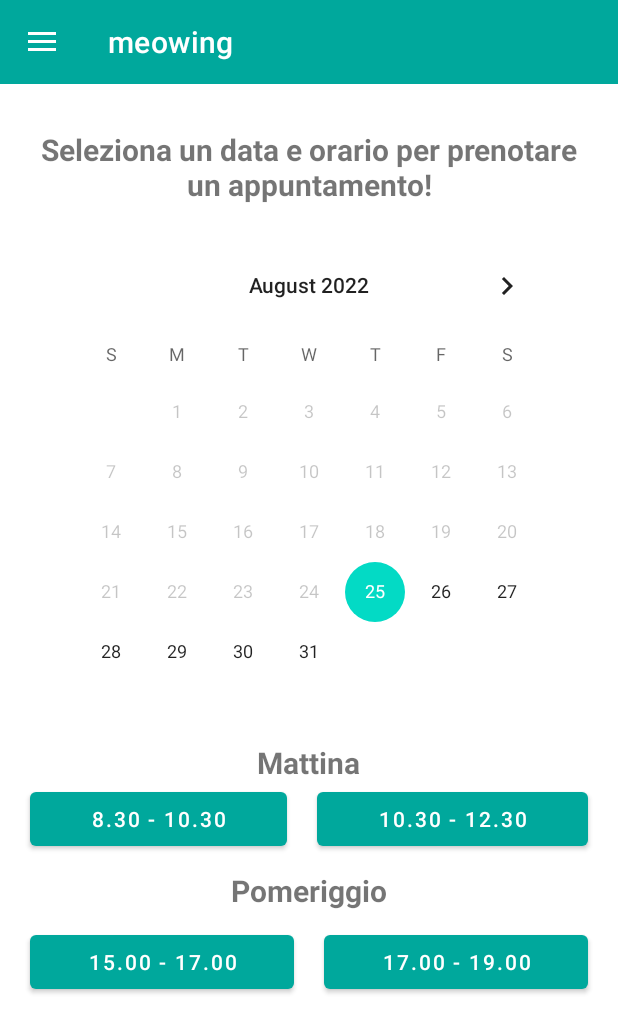
After one commit to aleferrara/meowing, an Android app: the fragment PrenFragment placed in its activity, on a phone screen of 412 x 824 dp. The commit adds this screen. Shown: the top 1033 px of the screen. Run offline under Robolectric (Android 15) with nearby library versions, the phone set to English and light mode, and no system bars; our stand-ins replace Firebase (no records; nobody signed in at launch, a user with empty details on screens opened directly).

Commit message:
meowing app with reservation function

```diff
--- a/app/src/main/java/com/example/meowing/MainActivity.java
+++ b/app/src/main/java/com/example/meowing/MainActivity.java
@@ -98,8 +98,8 @@ public class MainActivity extends AppCompatActivity {
             case R.id.nav_list:
                 fragmentClass = UserListFragment.class;
                 break;
-            case R.id.nav_third_fragment:
-                fragmentClass = ThirdFragment.class;
+            case R.id.nav_pren:
+                fragmentClass = PrenFragment.class;
                 break;
             case R.id.nav_logout:
                 FirebaseAuth.getInstance().signOut();
--- /dev/null
+++ b/app/src/main/java/com/example/meowing/PrenFragment.java
@@ -0,0 +1,107 @@
+package com.example.meowing;
+
+import android.os.Bundle;
+
+import androidx.annotation.NonNull;
+import androidx.fragment.app.Fragment;
+
+import android.util.Log;
+import android.view.LayoutInflater;
+import android.view.View;
+import android.view.ViewGroup;
+import android.widget.Button;
+import android.widget.CalendarView;
+
+import com.example.meowing.databinding.FragmentPrenBinding;
+import com.google.firebase.auth.FirebaseAuth;
+import com.google.firebase.database.DatabaseReference;
+import com.google.firebase.database.FirebaseDatabase;
+
+import java.text.SimpleDateFormat;
+import java.util.Calendar;
+import java.util.Date;
+
+public class PrenFragment extends Fragment implements View.OnClickListener {
+
+    private static String m1 = "8.30";
+    private static String m2 = "10.30";
+    private static String p1 = "15.00";
+    private static String p2 = "17.00";
+    private FragmentPrenBinding binding;
+    private CalendarView calendarView;
+    private Button matt1Button;
+    private Button matt2Button;
+    private Button pom1Button;
+    private Button pom2Button;
+    private FirebaseDatabase firebaseDatabase;
+    private DatabaseReference prenRef;
+    private String selectedData;
+
+    @Override
+    public void onCreate(Bundle savedInstanceState) {
+        super.onCreate(savedInstanceState);
+    }
+
+    @Override
+    public View onCreateView(LayoutInflater inflater, ViewGroup container,
+                             Bundle savedInstanceState) {
+
+        binding = FragmentPrenBinding.inflate(inflater);
+
+        calendarView = binding.calendar;
+        matt1Button = binding.matt1;
+        matt1Button.setOnClickListener(this);
+        matt2Button = binding.matt2;
+        matt2Button.setOnClickListener(this);
+        pom1Button = binding.pom1;
+        pom1Button.setOnClickListener(this);
+        pom2Button = binding.pom2;
+        pom2Button.setOnClickListener(this);
+
+        calendarView.setMinDate(System.currentTimeMillis());
+
+        calendarView.setOnDateChangeListener(new CalendarView.OnDateChangeListener() {
+            @Override
+            public void onSelectedDayChange(@NonNull CalendarView calendarView, int year, int month, int dayofmonth) {
+                String selectedYear = String.valueOf(year);
+                String selectedMonth = String.valueOf(month);
+                String selectedDay = String.valueOf(dayofmonth);
+                selectedData = selectedDay + "/" + selectedMonth + "/" + selectedYear;
+                Log.i("selected", selectedData);
+            }
+        });
+
+        firebaseDatabase = FirebaseDatabase.getInstance();
+        prenRef = firebaseDatabase.getReference("Reservations");
+
+        return binding.getRoot();
+    }
+
+    @Override
+    public void onClick(View view) {
+
+        switch (view.getId()){
+            case R.id.matt1 :
+                prenota(m1);
+                break;
+            case R.id.matt2 :
+                prenota(m2);
+                break;
+            case R.id.pom1:
+                prenota(p1);
+                break;
+            case R.id.pom2:
+                prenota(p2);
+                break;
+        }
+
+    }
+
+    private void prenota(String time) {
+        String user = FirebaseAuth.getInstance().getCurrentUser().getUid();
+        Log.i("prenotazione", time + " " + selectedData);
+        DatabaseReference reservation = prenRef.push();
+        reservation.setValue(new Reservation(selectedData, time, user));
+    }
+
+}
--- /dev/null
+++ b/app/src/main/res/drawable/ic_calendar.xml
@@ -0,0 +1,5 @@
+<vector android:height="24dp" android:tint="#000000"
+    android:viewportHeight="24" android:viewportWidth="24"
+    android:width="24dp" xmlns:android="http://schemas.android.com/apk/res/android">
+    <path android:fillColor="@android:color/white" android:pathData="M19,4h-1V2h-2v2H8V2H6v2H5C3.89,4 3.01,4.9 3.01,6L3,20c0,1.1 0.89,2 2,2h14c1.1,0 2,-0.9 2,-2V6C21,4.9 20.1,4 19,4zM19,20H5V10h14V20zM9,14H7v-2h2V14zM13,14h-2v-2h2V14zM17,14h-2v-2h2V14zM9,18H7v-2h2V18zM13,18h-2v-2h2V18zM17,18h-2v-2h2V18z"/>
+</vector>
--- /dev/null
+++ b/app/src/main/res/layout/fragment_pren.xml
@@ -0,0 +1,105 @@
+<?xml version="1.0" encoding="utf-8"?>
+<FrameLayout xmlns:android="http://schemas.android.com/apk/res/android"
+    xmlns:tools="http://schemas.android.com/tools"
+    android:layout_width="match_parent"
+    android:layout_height="match_parent"
+    tools:context=".PrenFragment">
+
+    <LinearLayout
+        android:layout_width="match_parent"
+        android:layout_height="match_parent"
+        android:orientation="vertical"
+        android:layout_marginTop="20dp">
+
+        <TextView
+            android:layout_width="wrap_content"
+            android:layout_height="wrap_content"
+            android:layout_marginStart="20dp"
+            android:layout_marginEnd="20dp"
+            android:layout_marginTop="10dp"
+            android:text="Seleziona un data e orario per prenotare un appuntamento!"
+            android:textAlignment="center"
+            android:textSize="20dp"
+            android:textStyle="bold"
+            android:layout_marginBottom="20dp"/>
+
+        <CalendarView
+            android:id="@+id/calendar"
+            android:layout_width="wrap_content"
+            android:layout_height="wrap_content"
+            android:layout_gravity="center"
+            />
+
+        <TextView
+            android:layout_width="wrap_content"
+            android:layout_height="wrap_content"
+            android:text="Mattina"
+            android:layout_gravity="center"
+            android:textStyle="bold"
+            android:textSize="20dp"/>
+
+        <LinearLayout
+            android:layout_width="match_parent"
+            android:layout_height="wrap_content"
+            android:orientation="horizontal">
+
+            <Button
+                android:id="@+id/matt1"
+                android:layout_width="wrap_content"
+                android:layout_height="wrap_content"
+                android:layout_weight="1"
+                android:text="8.30 - 10.30"
+                android:layout_marginStart="20dp"
+                android:layout_marginEnd="10dp"/>
+
+            <Button
+                android:id="@+id/matt2"
+                android:layout_width="wrap_content"
+                android:layout_height="wrap_content"
+                android:layout_weight="1"
+                android:text="10.30 - 12.30"
+                android:layout_marginStart="10dp"
+                android:layout_marginEnd="20dp"/>
+
+        </LinearLayout>
+
+        <TextView
+            android:layout_width="wrap_content"
+            android:layout_height="wrap_content"
+            android:text="Pomeriggio"
+            android:layout_gravity="center"
+            android:textStyle="bold"
+            android:textSize="20dp"
+            android:layout_marginTop="10dp"/>
+
+        <LinearLayout
+            android:layout_width="match_parent"
+            android:layout_height="wrap_content"
+            android:orientation="horizontal"
+            android:layout_marginTop="10dp"
+            android:layout_marginBottom="50dp">
+
+            <Button
+                android:id="@+id/pom1"
+                android:layout_width="wrap_content"
+                android:layout_height="wrap_content"
+                android:layout_weight="1"
+                android:text="15.00 - 17.00"
+                android:layout_marginStart="20dp"
+                android:layout_marginEnd="10dp"/>
+
+            <Button
+                android:id="@+id/pom2"
+                android:layout_width="wrap_content"
+                android:layout_height="wrap_content"
+                android:layout_weight="1"
+                android:text="17.00 - 19.00"
+                android:layout_marginStart="10dp"
+                android:layout_marginEnd="20dp"/>
+
+        </LinearLayout>
+
+
+    </LinearLayout>
+
+</FrameLayout>
--- a/app/src/main/res/menu/drawer_view.xml
+++ b/app/src/main/res/menu/drawer_view.xml
@@ -10,9 +10,9 @@
             android:icon="@drawable/ic_list"
             android:title="La mia lista" />
         <item
-            android:id="@+id/nav_third_fragment"
-            android:icon="@drawable/ic_logout"
-            android:title="Third" />
+            android:id="@+id/nav_pren"
+            android:icon="@drawable/ic_calendar"
+            android:title="Prenota" />
         <item
             android:id="@+id/nav_logout"
             android:icon="@drawable/ic_logout"
```
Also changed, not shown: app/src/main/AndroidManifest.xml (+4 -5 lines), app/src/main/java/com/example/meowing/Reservation.java (added, +43 -0 lines).
